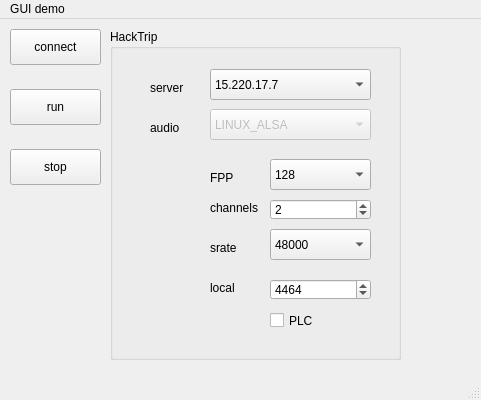
Above: guiDemo/app/mainwindow.ui from cchafe/hacktrip before the change. Below: the same form after it.
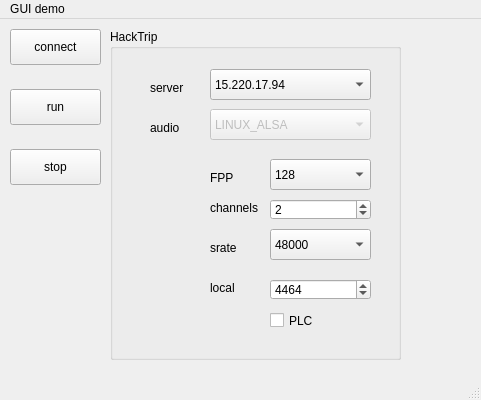
That is the form after the change.

Patch:
```diff
--- a/guiDemo/app/mainwindow.ui
+++ b/guiDemo/app/mainwindow.ui
@@ -145,7 +145,7 @@
      </property>
      <item>
       <property name="text">
-       <string>15.220.17.7</string>
+       <string>15.220.17.94</string>
       </property>
      </item>
      <item>
```
